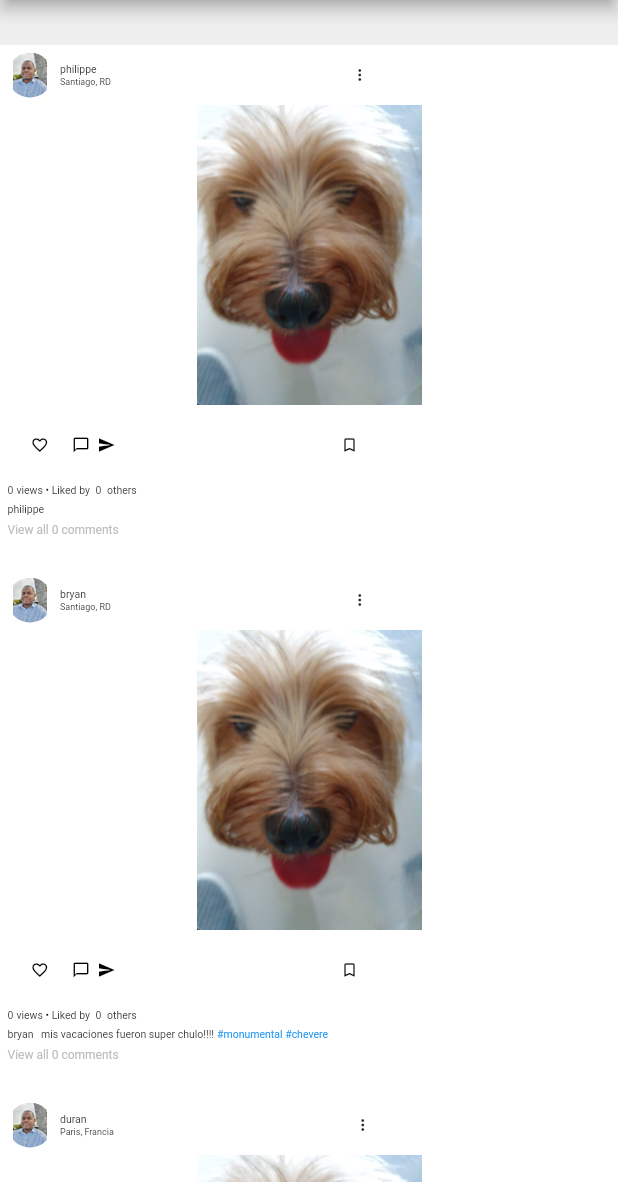
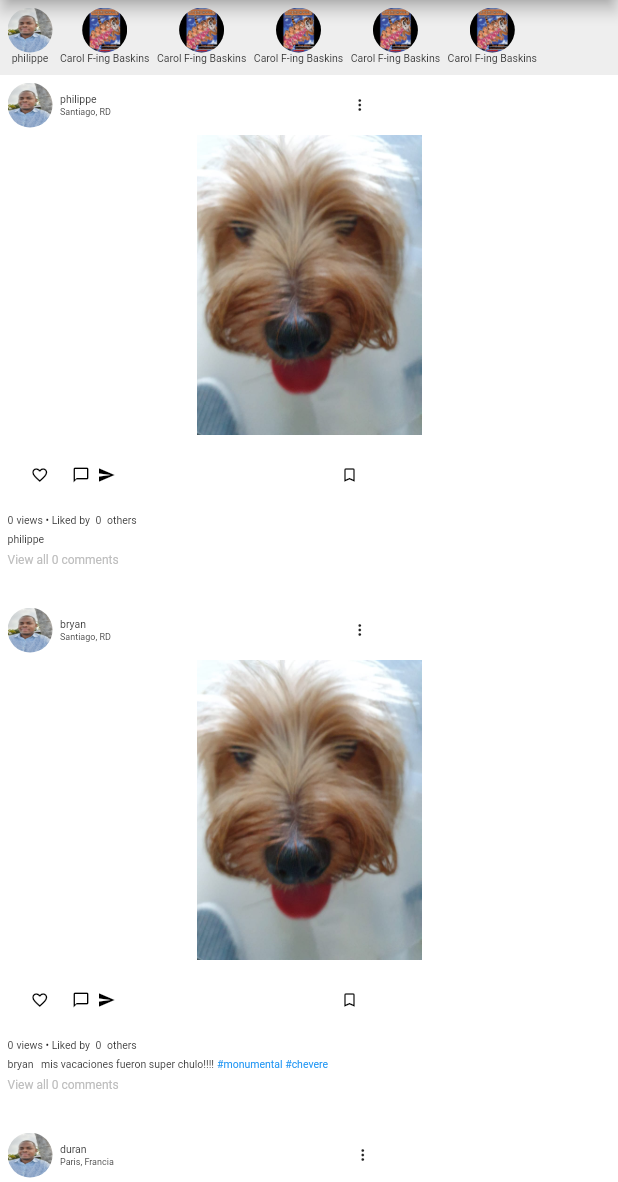
Before and after one commit to Djsiclait/Fakestagram, a Flutter app: the screen it shows after launch, on a phone screen of 412 x 824 dp, the part 54-1236 px from its top. Run offline on Flutter 3.47's test engine with Material 2 defaults, Android fonts, the light colour scheme and no system bars; Roboto replaces fonts that are missing (Lato).

Commit message:
Create template code for story widgets

```diff
--- a/lib/src/presentation/fakestagram_home_page.dart
+++ b/lib/src/presentation/fakestagram_home_page.dart
@@ -1,7 +1,8 @@
 import 'package:app/src/entity/post.dart';
+import 'package:flutter/cupertino.dart';
 import 'package:flutter/material.dart';
 import 'fake_home_appbar.dart';
-import 'fake_post_widget.dart';
+import '../widgets/fake_post_widget.dart';
 
 class FakestagramHome extends StatelessWidget{
   @override
@@ -27,10 +28,7 @@ class FakeHomeBody extends StatelessWidget {
         children: <Widget>[
 
           // Stories
-          Container(
-            color: Colors.grey[200],
-            height: 30,
-          ),
+          FakeStories('philippe'),
 
           // Posts
           FakePost(Post('philippe', location: 'Santiago, RD',)),
@@ -47,3 +45,159 @@ class FakeHomeBody extends StatelessWidget {
     );
   }
 }
+
+class FakeStories extends StatelessWidget {
+
+  // fields
+  final String username;
+
+  FakeStories(this.username);
+
+  @override
+  Widget build(BuildContext context) {
+    return Container(
+      color: Colors.grey[200],
+      height: 50,
+      child: ListView(
+        scrollDirection: Axis.horizontal,
+        children: <Widget>[
+
+          // User's Story
+          Padding(
+            padding: EdgeInsets.only(top: 5.0, left: 5.0, bottom: 5.0),
+            child: Column(
+              children: <Widget>[
+
+                Container(
+                    width: 30,
+                    height: 30,
+                    decoration: BoxDecoration(
+                      shape: BoxShape.circle,
+                      image: DecorationImage(
+                        fit: BoxFit.fill,
+                        image: AssetImage('assets/profile.jpeg'),
+                      ),
+                    ),
+                  ),
+                Center(child: Text(this.username, style: TextStyle(fontSize: 7.0), textAlign: TextAlign.center,)),
+
+              ],
+            ),
+          ),
+
+          // Other users' stories
+          Padding(
+            padding: EdgeInsets.only(top: 5.0, left: 5.0, bottom: 5.0),
+            child: Column(
+              children: <Widget>[
+
+                  Container(
+                    width: 30,
+                    height: 30,
+                    decoration: BoxDecoration(
+                      shape: BoxShape.circle,
+                      image: DecorationImage(
+                        fit: BoxFit.fill,
+                        image: AssetImage('assets/carol_baskins.jpeg'),
+                      ),
+                    ),
+                  ),
+                Center(child: Text('Carol F-ing Baskins', style: TextStyle(fontSize: 7.0), textAlign: TextAlign.center,)),
+
+              ],
+            ),
+          ),
+
+          Padding(
+            padding: EdgeInsets.only(top: 5.0, left: 5.0, bottom: 5.0),
+            child: Column(
+              children: <Widget>[
+
+                Container(
+                  width: 30,
+                  height: 30,
+                  decoration: BoxDecoration(
+                    shape: BoxShape.circle,
+                    image: DecorationImage(
+                      fit: BoxFit.fill,
+                      image: AssetImage('assets/carol_baskins.jpeg'),
+                    ),
+                  ),
+                ),
+                Center(child: Text('Carol F-ing Baskins', style: TextStyle(fontSize: 7.0), textAlign: TextAlign.center,)),
+
+              ],
+            ),
+          ),
+
+          Padding(
+            padding: EdgeInsets.only(top: 5.0, left: 5.0, bottom: 5.0),
+            child: Column(
+              children: <Widget>[
+
+                Container(
+                  width: 30,
+                  height: 30,
+                  decoration: BoxDecoration(
+                    shape: BoxShape.circle,
+                    image: DecorationImage(
+                      fit: BoxFit.fill,
+                      image: AssetImage('assets/carol_baskins.jpeg'),
+                    ),
+                  ),
+                ),
+                Center(child: Text('Carol F-ing Baskins', style: TextStyle(fontSize: 7.0), textAlign: TextAlign.center,)),
+
+              ],
+            ),
+          ),
+
+          Padding(
+            padding: EdgeInsets.only(top: 5.0, left: 5.0, bottom: 5.0),
+            child: Column(
+              children: <Widget>[
+
+                Container(
+                  width: 30,
+                  height: 30,
+                  decoration: BoxDecoration(
+                    shape: BoxShape.circle,
+                    image: DecorationImage(
+                      fit: BoxFit.fill,
+                      image: AssetImage('assets/carol_baskins.jpeg'),
+                    ),
+                  ),
+                ),
+                Center(child: Text('Carol F-ing Baskins', style: TextStyle(fontSize: 7.0), textAlign: TextAlign.center,)),
+
+              ],
+            ),
+          ),
+
+          Padding(
+            padding: EdgeInsets.only(top: 5.0, left: 5.0, bottom: 5.0),
+            child: Column(
+              children: <Widget>[
+
+                Container(
+                  width: 30,
+                  height: 30,
+                  decoration: BoxDecoration(
+                    shape: BoxShape.circle,
+                    image: DecorationImage(
+                      fit: BoxFit.fill,
+                      image: AssetImage('assets/carol_baskins.jpeg'),
+                    ),
+                  ),
+                ),
+                Center(child: Text('Carol F-ing Baskins', style: TextStyle(fontSize: 7.0), textAlign: TextAlign.center,)),
+
+              ],
+            ),
+          ),
+
+        ],
+      ),
+    );
+  }
+}
--- a/lib/src/presentation/fake_post_widget.dart
+++ b/lib/src/widgets/fake_post_widget.dart
@@ -43,14 +43,18 @@ class _FakePostState extends State<FakePost> {
           // Header
           Row(
             children: <Widget>[
+
               Padding(
                 padding: EdgeInsets.only(top: 5.0, left: 5.0, bottom: 5.0),
-                child: ClipRRect(
-                  borderRadius: BorderRadius.circular(30.0),
-                  child: Image(
-                    height: 30.0,
-                    width: 30.0,
-                    image: AssetImage('assets/profile.jpeg'),
+                child: Container(
+                  width: 30,
+                  height: 30,
+                  decoration: BoxDecoration(
+                    shape: BoxShape.circle,
+                    image: DecorationImage(
+                      fit: BoxFit.fill,
+                      image: AssetImage('assets/profile.jpeg'),
+                    ),
                   ),
                 ),
               ),
--- a/pubspec.yaml
+++ b/pubspec.yaml
@@ -42,6 +42,7 @@ flutter:
   assets:
     - assets/profile.jpeg
     - assets/post1.jpeg
+    - assets/carol_baskins.jpeg
 
   # To add assets to your application, add an assets section, like this:
   # assets:
```
Also changed, not shown: assets/carol_baskins.jpeg (added).
